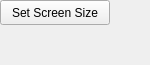
Qt form GUI_ScreenRecorder/CropDialog.ui (lordef/PdS2021-screencapture) before a commit.
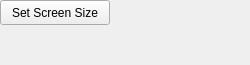
The same form after that commit.

Commit message: changed cropdialog dimesion

Diff of the .ui file:
```diff
--- a/GUI_ScreenRecorder/CropDialog.ui
+++ b/GUI_ScreenRecorder/CropDialog.ui
@@ -6,13 +6,13 @@
    <rect>
     <x>0</x>
     <y>0</y>
-    <width>150</width>
+    <width>250</width>
     <height>65</height>
    </rect>
   </property>
   <property name="minimumSize">
    <size>
-    <width>150</width>
+    <width>250</width>
     <height>65</height>
    </size>
   </property>
```
The commit also changes 1 other file.
